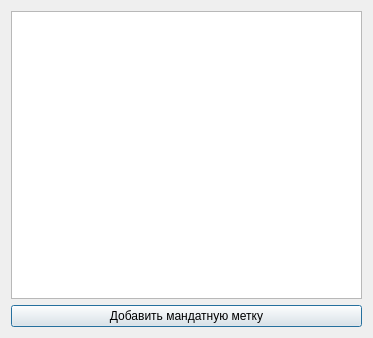
Old version of the form mandatorymarkseditor.ui in the repository MikhailBersenev/BuksanSpy.
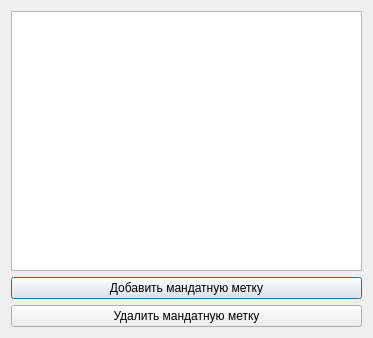
New version of the form.

Commit message: MandatoryMarkCreator fixes and etc

Diff of the .ui file:
```diff
--- a/mandatorymarkseditor.ui
+++ b/mandatorymarkseditor.ui
@@ -24,6 +24,13 @@
      </property>
     </widget>
    </item>
+   <item>
+    <widget class="QPushButton" name="DeleteMandatoryMark_pushButton">
+     <property name="text">
+      <string>Удалить мандатную метку</string>
+     </property>
+    </widget>
+   </item>
   </layout>
  </widget>
  <resources/>
```
The commit also changes 20 other files.
